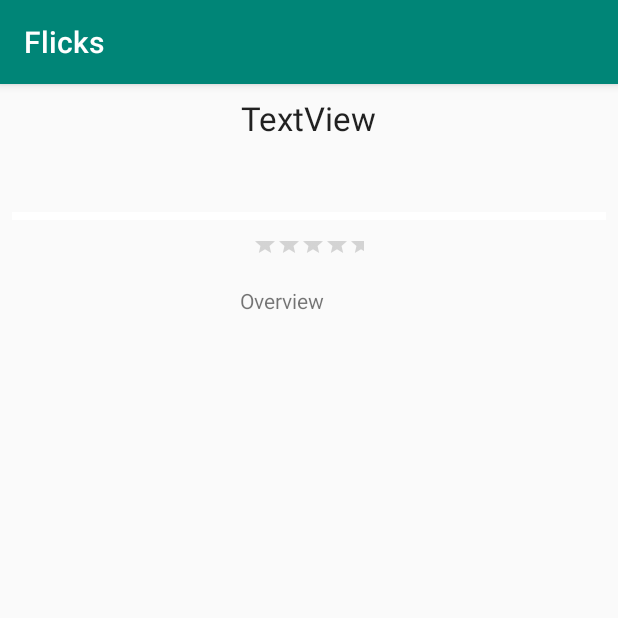
After one commit to angcast/Flicks, an Android app: the MovieDetailsActivity screen opened directly, with no data from a screen before it, on a phone screen of 412 x 824 dp, the top half of it. The commit adds this screen. Run offline under Robolectric (Android 15) with nearby library versions, the phone set to English and light mode, and no system bars; libraries missing offline, so code that uses them is left out: org.parceler; 5 statements that could not run were skipped.

Commit message:
Before youtube user story

```diff
--- a/app/build.gradle
+++ b/app/build.gradle
@@ -25,9 +25,11 @@ dependencies {
     implementation 'com.android.support.constraint:constraint-layout:1.1.3'
     implementation 'com.loopj.android:android-async-http:1.4.9'
     implementation 'com.github.bumptech.glide:glide:3.8.0'
-    compile 'jp.wasabeef:glide-transformations:2.0.2'
+    implementation 'jp.wasabeef:glide-transformations:2.0.2'
+    implementation 'org.parceler:parceler-api:1.1.12'
+    annotationProcessor 'org.parceler:parceler:1.1.12'
     // If you want to use the GPU Filters
-    compile 'jp.co.cyberagent.android.gpuimage:gpuimage-library:1.4.1'
+    implementation 'jp.co.cyberagent.android.gpuimage:gpuimage-library:1.4.1'
     testImplementation 'junit:junit:4.12'
     androidTestImplementation 'com.android.support.test:runner:1.0.2'
     androidTestImplementation 'com.android.support.test.espresso:espresso-core:3.0.2'
--- a/app/src/main/AndroidManifest.xml
+++ b/app/src/main/AndroidManifest.xml
@@ -2,7 +2,7 @@
 <manifest xmlns:android="http://schemas.android.com/apk/res/android"
     package="com.fb.flicks">
 
-    <uses-permission android:name="android.permission.INTERNET"/>
+    <uses-permission android:name="android.permission.INTERNET" />
 
     <application
         android:allowBackup="true"
@@ -11,7 +11,8 @@
         android:roundIcon="@mipmap/ic_launcher_round"
         android:supportsRtl="true"
         android:theme="@style/AppTheme">
-        <activity android:name=".MainActivity">
+        <activity android:name=".MovieDetailsActivity"></activity>
+        <activity android:name=".MovieListActivity">
             <intent-filter>
                 <action android:name="android.intent.action.MAIN" />
 
--- /dev/null
+++ b/app/src/main/java/com/fb/flicks/MovieDetailsActivity.java
@@ -0,0 +1,56 @@
+package com.fb.flicks;
+
+import android.os.Bundle;
+import android.support.v7.app.AppCompatActivity;
+import android.util.Log;
+import android.widget.ImageView;
+import android.widget.RatingBar;
+import android.widget.TextView;
+
+import com.fb.flicks.models.Movie;
+
+import org.parceler.Parcels;
+
+public class MovieDetailsActivity extends AppCompatActivity {
+
+    // the movie to display
+    Movie movie;
+
+    // the view objects
+    TextView tvTitle;
+    TextView tvOverview;
+    RatingBar rbVoteAverage;
+    ImageView tvImage;
+
+
+
+    @Override
+    protected void onCreate(Bundle savedInstanceState) {
+        super.onCreate(savedInstanceState);
+        setContentView(R.layout.activity_movie_details);
+        // resolve the view objects
+        tvTitle = (TextView) findViewById(R.id.tvTitle);
+        tvOverview = (TextView) findViewById(R.id.tvOverview);
+        rbVoteAverage = (RatingBar) findViewById(R.id.rbVoteAverage);
+        tvImage = (ImageView) findViewById(R.id.ivPosterImage);
+
+
+        // unwrap the movie passed in via intent, using its simple name as a key
+        movie = (Movie) Parcels.unwrap(getIntent().getParcelableExtra(Movie.class.getSimpleName()));
+        Log.d("MovieDetailsActivity", String.format("Showing details for '%s'", movie.getTitle()));
+
+        // set the title and overview
+        tvTitle.setText(movie.getTitle());
+        tvOverview.setText(movie.getOverview());
+
+
+        // vote average is 0..10 covert to 0..5 by dividing by 2
+        float voteAverage = movie.getVoteAverage().floatValue();
+        rbVoteAverage.setRating(voteAverage = voteAverage > 0 ? voteAverage / 2.0f : voteAverage);
+
+
+
+    }
+
+
+}
--- a/app/src/main/java/com/fb/flicks/models/Config.java
+++ b/app/src/main/java/com/fb/flicks/models/Config.java
@@ -37,4 +37,8 @@ public class Config {
     public String getPosterSize() {
         return posterSize;
     }
+
+    public String getBackdropSize() {
+        return backdropSize;
+    }
 }
--- /dev/null
+++ b/app/src/main/res/layout/activity_movie_details.xml
@@ -0,0 +1,72 @@
+<?xml version="1.0" encoding="utf-8"?>
+<android.support.constraint.ConstraintLayout xmlns:android="http://schemas.android.com/apk/res/android"
+    xmlns:app="http://schemas.android.com/apk/res-auto"
+    xmlns:tools="http://schemas.android.com/tools"
+    android:layout_width="match_parent"
+    android:layout_height="wrap_content"
+    tools:context=".MovieDetailsActivity">
+
+    <TextView
+        android:id="@+id/tvTitle"
+        android:layout_width="wrap_content"
+        android:layout_height="wrap_content"
+        android:layout_marginStart="8dp"
+        android:layout_marginLeft="8dp"
+        android:layout_marginTop="8dp"
+        android:layout_marginEnd="8dp"
+        android:layout_marginRight="8dp"
+        android:text="TextView"
+        android:textAppearance="@style/TextAppearance.AppCompat.Large"
+        app:layout_constraintEnd_toEndOf="parent"
+        app:layout_constraintStart_toStartOf="parent"
+        app:layout_constraintTop_toTopOf="parent" />
+
+    <RatingBar
+        android:id="@+id/rbVoteAverage"
+        style="@style/Widget.AppCompat.RatingBar.Small"
+        android:layout_width="74dp"
+        android:layout_height="28dp"
+        android:layout_marginStart="8dp"
+        android:layout_marginLeft="8dp"
+        android:layout_marginTop="8dp"
+        android:layout_marginEnd="8dp"
+        android:layout_marginRight="8dp"
+        android:numStars="5"
+        android:stepSize=".5"
+        app:layout_constraintEnd_toEndOf="parent"
+        app:layout_constraintHorizontal_bias="0.498"
+        app:layout_constraintStart_toStartOf="parent"
+        app:layout_constraintTop_toBottomOf="@+id/tvImage" />
+
+    <TextView
+        android:id="@+id/tvOverview"
+        android:layout_width="97dp"
+        android:layout_height="56dp"
+        android:layout_marginStart="8dp"
+        android:layout_marginLeft="8dp"
+        android:layout_marginTop="8dp"
+        android:layout_marginEnd="8dp"
+        android:layout_marginRight="8dp"
+        android:layout_marginBottom="524dp"
+        android:text="Overview"
+        app:layout_constraintBottom_toBottomOf="parent"
+        app:layout_constraintEnd_toEndOf="parent"
+        app:layout_constraintHorizontal_bias="0.51"
+        app:layout_constraintStart_toStartOf="parent"
+        app:layout_constraintTop_toBottomOf="@+id/rbVoteAverage" />
+
+    <ImageView
+        android:id="@+id/tvImage"
+        android:layout_width="0dp"
+        android:layout_height="5dp"
+        android:layout_marginStart="8dp"
+        android:layout_marginLeft="8dp"
+        android:layout_marginTop="48dp"
+        android:layout_marginEnd="8dp"
+        android:layout_marginRight="8dp"
+        app:layout_constraintEnd_toEndOf="parent"
+        app:layout_constraintHorizontal_bias="1.0"
+        app:layout_constraintStart_toStartOf="parent"
+        app:layout_constraintTop_toBottomOf="@+id/tvTitle"
+        app:srcCompat="@android:color/background_light" />
+</android.support.constraint.ConstraintLayout>
```
Also changed, not shown: app/src/main/java/com/fb/flicks/MovieAdapter.java (+45 -4 lines), app/src/main/java/com/fb/flicks/models/Movie.java (+25 -5 lines), app/src/main/res/layout-land/item_movie.xml (+48 -2 lines).
